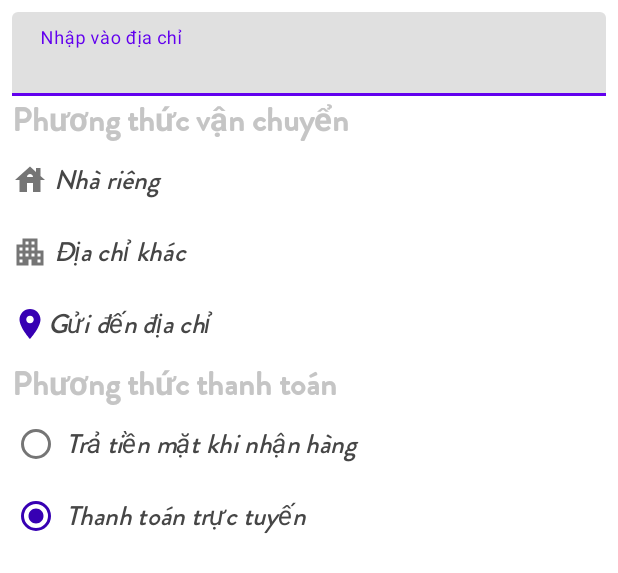
After one commit to phamquanghungkma/Order_Food_App, an Android app: the layout layout_place_order.xml on its own in the app's theme, with its tools: preview values and no code run, on a phone screen of 412 x 824 dp. The commit adds this screen. Shown: the top 573 px of the screen. Run offline under Robolectric (Android 15) with nearby library versions, the phone set to English and light mode, and no system bars.

Commit message:
Finish v20

```diff
--- a/app/src/main/java/com/tofukma/orderapp/ui/cart/CartFragment.kt
+++ b/app/src/main/java/com/tofukma/orderapp/ui/cart/CartFragment.kt
@@ -1,13 +1,13 @@
 package com.tofukma.orderapp.ui.cart
 
+import android.app.AlertDialog
 import android.graphics.Color
 import android.os.Bundle
 import android.os.Parcelable
 import android.view.*
 import android.view.animation.AnimationUtils
 import android.view.animation.LayoutAnimationController
-import android.widget.TextView
-import android.widget.Toast
+import android.widget.*
 import androidx.cardview.widget.CardView
 import androidx.fragment.app.Fragment
 import androidx.lifecycle.Observer
@@ -33,6 +33,8 @@ import io.reactivex.android.schedulers.AndroidSchedulers
 import io.reactivex.disposables.CompositeDisposable
 import io.reactivex.disposables.Disposable
 import io.reactivex.schedulers.Schedulers
+import kotlinx.android.synthetic.main.frament_cart.*
+import kotlinx.android.synthetic.main.layout_place_order.*
 import org.greenrobot.eventbus.EventBus
 import org.greenrobot.eventbus.Subscribe
 import org.greenrobot.eventbus.ThreadMode
@@ -43,6 +45,8 @@ class CartFragment : Fragment() {
     private var compositeDisposable: CompositeDisposable = CompositeDisposable()
     private var recyclerViewState: Parcelable?=null
     private lateinit var cartViewModel: CartViewModel
+    private lateinit var btn_place_order : Button
+
 
     var txt_empty_cart: TextView?=null
     var txt_total_price:TextView?=null
@@ -139,7 +143,68 @@ class CartFragment : Fragment() {
         txt_empty_cart = root.findViewById(R.id.txt_empty_cart) as TextView
         txt_total_price = root.findViewById(R.id.txt_total_price) as TextView
         group_place_holder = root.findViewById(R.id.group_place_holder) as CardView
+
+
+        btn_place_order = root.findViewById(R.id.btn_place_order) as Button
+
+        // Event
+        btn_place_order.setOnClickListener{
+            val builder = AlertDialog.Builder(context!!)
+            builder.setTitle("Thêm một bước nữa !")
+
+            val view = LayoutInflater.from(context).inflate(R.layout.layout_place_order,null)
+
+            val edt_address = view.findViewById<View>(R.id.edit_address) as EditText
+            val rdi_home = view.findViewById<View>(R.id.rdi_home_address) as RadioButton
+            val rdi_other_address = view.findViewById<View>(R.id.rdi_other_address) as RadioButton
+            val rdi_ship_to_this_address = view.findViewById<View>(R.id.rdi_other_address) as RadioButton
+
+            val rdi_cod = view.findViewById<View>(R.id.rdi_cod) as RadioButton
+            val rdi_braintree = view.findViewById<View>(R.id.rdi_braintree) as RadioButton
+
+            // Data
+            edt_address.setText(Common.currentUser!!.addrss!!)
+
+            rdi_home.setOnCheckedChangeListener{ compoundButton, b ->
+                if(b){
+                    edt_address.setText(Common.currentUser!!.addrss!!)
+                }
+
+            }
+            rdi_other_address.setOnCheckedChangeListener{ compoundButton, b ->
+                if(b){
+                    edt_address.setText("")
+                    edt_address.setHint("Nhập vào địa chỉ")
+                }
+
+            }
+            rdi_ship_to_this_address.setOnCheckedChangeListener{ compoundButton, b ->
+                if(b){
+                        Toast.makeText(context!!,"Thực hiện sau ",Toast.LENGTH_SHORT).show();
+                    }
+
+            }
+
+            builder.setView(view)
+            builder.setNegativeButton("NO",{dialog, _ ->dialog.dismiss()  })
+                .setPositiveButton("YES",{
+                    dialog, _ ->    Toast.makeText(context!!,"thuc hien sau ",Toast.LENGTH_SHORT).show()
+                })
+            val dialog = builder.create()
+            dialog.show()
+
+        }
+
+
+
+
+
+
+
+
     }
+
+
 
     private fun sumCart() {
         cartDataSource!!.sumPrice(Common.currentUser!!.uid!!)
@@ -147,7 +212,7 @@ class CartFragment : Fragment() {
             .observeOn(AndroidSchedulers.mainThread())
             .subscribe(object : SingleObserver<Double>{
                 override fun onSuccess(t: Double) {
-                    txt_total_price!!.text = StringBuilder("Total: ")
+                    txt_total_price!!.text = StringBuilder("Total: đ")
                         .append(t)
                 }
 
--- /dev/null
+++ b/app/src/main/res/drawable/ic_baseline_apartment_24.xml
@@ -0,0 +1,10 @@
+<vector xmlns:android="http://schemas.android.com/apk/res/android"
+    android:width="24dp"
+    android:height="24dp"
+    android:viewportWidth="24"
+    android:viewportHeight="24"
+    android:tint="?attr/colorControlNormal">
+  <path
+      android:fillColor="@android:color/white"
+      android:pathData="M17,11V3H7v4H3v14h8v-4h2v4h8V11H17zM7,19H5v-2h2V19zM7,15H5v-2h2V15zM7,11H5V9h2V11zM11,15H9v-2h2V15zM11,11H9V9h2V11zM11,7H9V5h2V7zM15,15h-2v-2h2V15zM15,11h-2V9h2V11zM15,7h-2V5h2V7zM19,19h-2v-2h2V19zM19,15h-2v-2h2V15z"/>
+</vector>
--- /dev/null
+++ b/app/src/main/res/drawable/ic_baseline_house_24.xml
@@ -0,0 +1,10 @@
+<vector xmlns:android="http://schemas.android.com/apk/res/android"
+    android:width="24dp"
+    android:height="24dp"
+    android:viewportWidth="24"
+    android:viewportHeight="24"
+    android:tint="?attr/colorControlNormal">
+  <path
+      android:fillColor="@android:color/white"
+      android:pathData="M19,9.3V4h-3v2.6L12,3L2,12h3v8h5v-6h4v6h5v-8h3L19,9.3zM10,10c0,-1.1 0.9,-2 2,-2s2,0.9 2,2H10z"/>
+</vector>
--- /dev/null
+++ b/app/src/main/res/drawable/ic_baseline_place_24.xml
@@ -0,0 +1,10 @@
+<vector xmlns:android="http://schemas.android.com/apk/res/android"
+    android:width="24dp"
+    android:height="24dp"
+    android:viewportWidth="24"
+    android:viewportHeight="24"
+    android:tint="?attr/colorControlNormal">
+  <path
+      android:fillColor="@android:color/white"
+      android:pathData="M12,2C8.13,2 5,5.13 5,9c0,5.25 7,13 7,13s7,-7.75 7,-13c0,-3.87 -3.13,-7 -7,-7zM12,11.5c-1.38,0 -2.5,-1.12 -2.5,-2.5s1.12,-2.5 2.5,-2.5 2.5,1.12 2.5,2.5 -1.12,2.5 -2.5,2.5z"/>
+</vector>
--- /dev/null
+++ b/app/src/main/res/layout/layout_place_order.xml
@@ -0,0 +1,121 @@
+<?xml version="1.0" encoding="utf-8"?>
+<LinearLayout
+    xmlns:android = "http://schemas.android.com/apk/res/android"
+    android:orientation="vertical"
+    android:layout_width="match_parent"
+    android:layout_height="wrap_content"
+    android:padding="8dp"
+    android:background="@android:color/white"
+    >
+    <com.google.android.material.textfield.TextInputLayout
+        android:fontFamily ="@font/brandon_medium"
+        android:layout_width="match_parent"
+        android:layout_height="wrap_content">
+
+        <EditText
+            android:id="@+id/edit_address"
+            android:hint=" Nhập vào địa chỉ "
+            android:layout_width="match_parent"
+            android:layout_height="wrap_content"
+
+            />
+
+    </com.google.android.material.textfield.TextInputLayout>
+
+    <TextView
+        android:text="Phương thức vận chuyển "
+        android:layout_width="match_parent"
+        android:layout_height="wrap_content"
+        android:textSize="22sp"
+        android:textStyle="bold"
+        android:textColor="@color/dialog_header_color"
+        android:fontFamily="@font/brandon_medium"
+        />
+
+    <RadioGroup
+        android:orientation="vertical"
+        android:layout_width="match_parent"
+        android:layout_height="wrap_content">
+
+        <RadioButton
+            android:id="@+id/rdi_home_address"
+            android:layout_width="match_parent"
+            android:layout_height="wrap_content"
+            android:checked="true"
+            android:text=" Nhà riêng"
+            android:fontFamily="@font/brandon_medium"
+            android:textSize="18sp"
+            android:textStyle="italic"
+            android:textColor="@color/dialog_text_color"
+            android:button = "@drawable/ic_baseline_house_24"
+            />
+        <RadioButton
+            android:id="@+id/rdi_other_address"
+            android:layout_width="match_parent"
+            android:layout_height="wrap_content"
+            android:checked="true"
+            android:text=" Địa chỉ khác "
+            android:fontFamily="@font/brandon_medium"
+            android:textSize="18sp"
+            android:textStyle="italic"
+            android:textColor="@color/dialog_text_color"
+            android:button = "@drawable/ic_baseline_apartment_24"
+
+            />
+        <RadioButton
+            android:id="@+id/rdi_ship_this_address"
+            android:layout_width="match_parent"
+            android:layout_height="wrap_content"
+            android:checked="true"
+            android:text="Gửi đến địa chỉ"
+            android:fontFamily="@font/brandon_medium"
+            android:textSize="18sp"
+            android:textStyle="italic"
+            android:textColor="@color/dialog_text_color"
+            android:button = "@drawable/ic_baseline_place_24"
+
+            />
+
+
+
+    </RadioGroup>
+    <TextView
+        android:layout_width="match_parent"
+        android:layout_height="wrap_content"
+        android:text="Phương thức thanh toán"
+        android:fontFamily="@font/brandon_medium"
+        android:textSize="22sp"
+        android:textColor="@color/dialog_header_color"
+        android:textStyle="bold"
+        />
+        <RadioGroup
+            android:orientation="vertical"
+            android:layout_width="match_parent"
+            android:layout_height="wrap_content">
+            <RadioButton
+                android:id="@+id/rdi_cod"
+                android:layout_width="match_parent"
+                android:layout_height="wrap_content"
+                android:checked="true"
+                android:text=" Trả tiền mặt khi nhận hàng "
+                android:fontFamily="@font/brandon_medium"
+                android:textSize="18sp"
+                android:textStyle="italic"
+                android:textColor="@color/dialog_text_color"
+                />
+            <RadioButton
+                android:id="@+id/rdi_braintree"
+                android:layout_width="match_parent"
+                android:layout_height="wrap_content"
+                android:checked="true"
+                android:text=" Thanh toán trực tuyến  "
+                android:fontFamily="@font/brandon_medium"
+                android:textSize="18sp"
+                android:textStyle="italic"
+                android:textColor="@color/dialog_text_color"
+                />
+
+
+
+        </RadioGroup>
+</LinearLayout>
--- a/app/src/main/res/values/colors.xml
+++ b/app/src/main/res/values/colors.xml
@@ -8,4 +8,6 @@
     <color name="border_color">#AA333639</color>
     <color name="white">#FFFFFF</color>
     <color name="background_color">#F5F5F5</color>
+    <color name="dialog_header_color"> #c5c5c5</color>
+    <color name="dialog_text_color">#464646</color>
 </resources>
```
